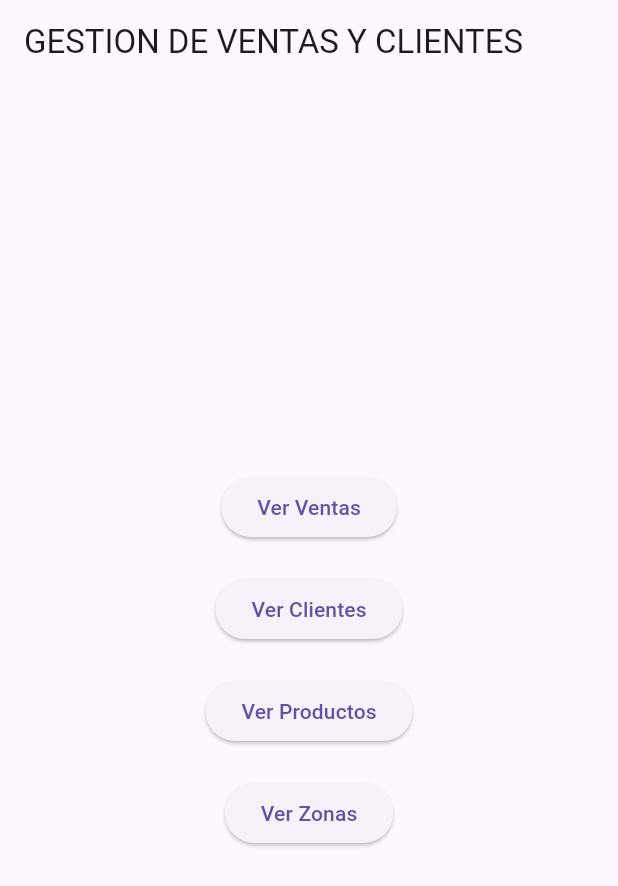
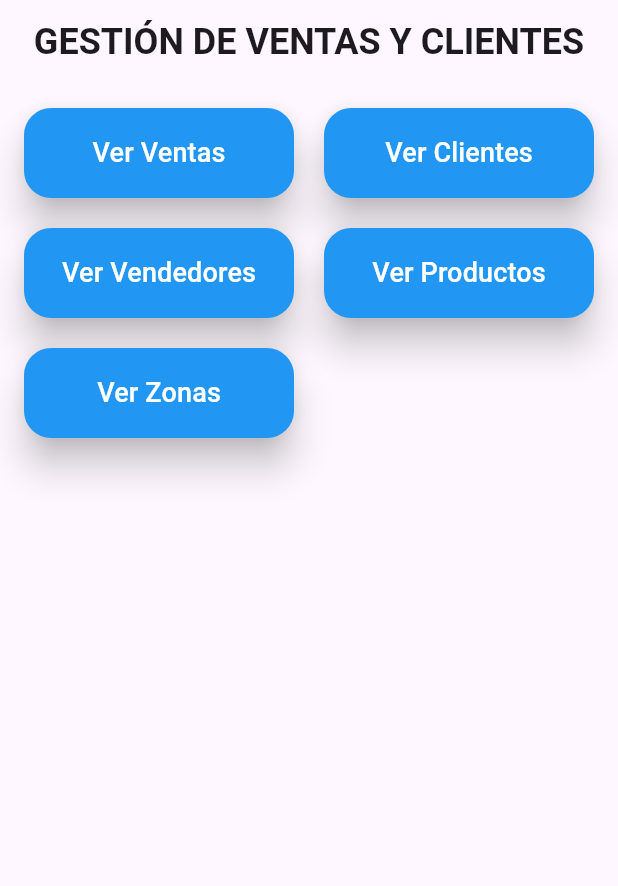
Before and after one commit to Dayana-Puetate/Gestion_VC, a Flutter app: the screen it shows after launch, on a phone screen of 412 x 824 dp. Shown: the top 886 px of the screen. Run offline on Flutter 3.47's test engine with Material 3 defaults, Android fonts, the phone set to English and light mode, and no system bars.

Commit message:
estilos pagina home

```diff
--- a/src/gestionvc_ui/lib/home_page.dart
+++ b/src/gestionvc_ui/lib/home_page.dart
@@ -5,46 +5,84 @@ class HomePage extends StatelessWidget {
   Widget build(BuildContext context) {
     return Scaffold(
       appBar: AppBar(
-        title: Text('GESTION DE VENTAS Y CLIENTES'),
+        title: Center(
+          child: Text(
+            'GESTIÓN DE VENTAS Y CLIENTES',
+            style: TextStyle(
+              fontWeight: FontWeight.bold,
+              fontSize: 24,
             ),
-      body: Center(
-        child: Column(
-          mainAxisAlignment: MainAxisAlignment.center,
+          ),
+        ),
+      ),
+      body: GridView.count(
+        crossAxisCount: 2,
+        childAspectRatio: 3.0,
+        padding: EdgeInsets.all(16.0),
+        mainAxisSpacing: 20.0,
+        crossAxisSpacing: 20.0,
         children: <Widget>[
-            ElevatedButton(
-              onPressed: () {
-                // Navegar a la página de ventas
-                 Navigator.pushNamed(context, '/ventas');
-              },
-              child: Text('Ver Ventas'),
+          _buildAnimatedButton(
+            context,
+            'Ver Ventas',
+            '/ventas',
           ),
-            SizedBox(height: 20),
-            ElevatedButton(
-              onPressed: () {
-                // Navegar a la página de clientes
-                 Navigator.pushNamed(context, '/clientes');
-              },
-              child: Text('Ver Clientes'),
+          _buildAnimatedButton(
+            context,
+            'Ver Clientes',
+            '/clientes',
           ),
-            SizedBox(height: 20),
-            ElevatedButton(
-              onPressed: () {
-                // Navegar a la página de clientes
-                 Navigator.pushNamed(context, '/productos');
-              },
-              child: Text('Ver Productos'),
+          _buildAnimatedButton(
+            context,
+            'Ver Vendedores',
+            '/vendedores',
           ),
-            SizedBox(height: 20),
-            ElevatedButton(
-              onPressed: () {
-                // Navegar a la página de clientes
-                 Navigator.pushNamed(context, '/zonas');
-              },
-              child: Text('Ver Zonas'),
+          _buildAnimatedButton(
+            context,
+            'Ver Productos',
+            '/productos',
+          ),
+          _buildAnimatedButton(
+            context,
+            'Ver Zonas',
+            '/zonas',
           ),
         ],
       ),
+    );
+  }
+
+  Widget _buildAnimatedButton(BuildContext context, String text, String route) {
+    return TweenAnimationBuilder(
+      duration: Duration(milliseconds: 500),
+      tween: Tween<double>(begin: 0, end: 1),
+      builder: (_, double value, __) {
+        return Transform.scale(
+          scale: value,
+          child: SizedBox(
+            width: 200,
+            height: 50,
+            child: ElevatedButton(
+              onPressed: () {
+                Navigator.pushNamed(context, route);
+              },
+              style: ButtonStyle(
+                backgroundColor: MaterialStateProperty.all<Color>(Colors.blue),
+                elevation: MaterialStateProperty.all<double>(10.0),
+                shape: MaterialStateProperty.all<RoundedRectangleBorder>(
+                  RoundedRectangleBorder(
+                    borderRadius: BorderRadius.circular(18.0),
                   ),
+                ),
+              ),
+              child: Text(
+                text,
+                style: TextStyle(fontSize: 18, color: Colors.white),
+              ),
+            ),
+          ),
+        );
+      },
     );
   }
 }
```
Lines whose indentation alone changed are shown as unchanged.
